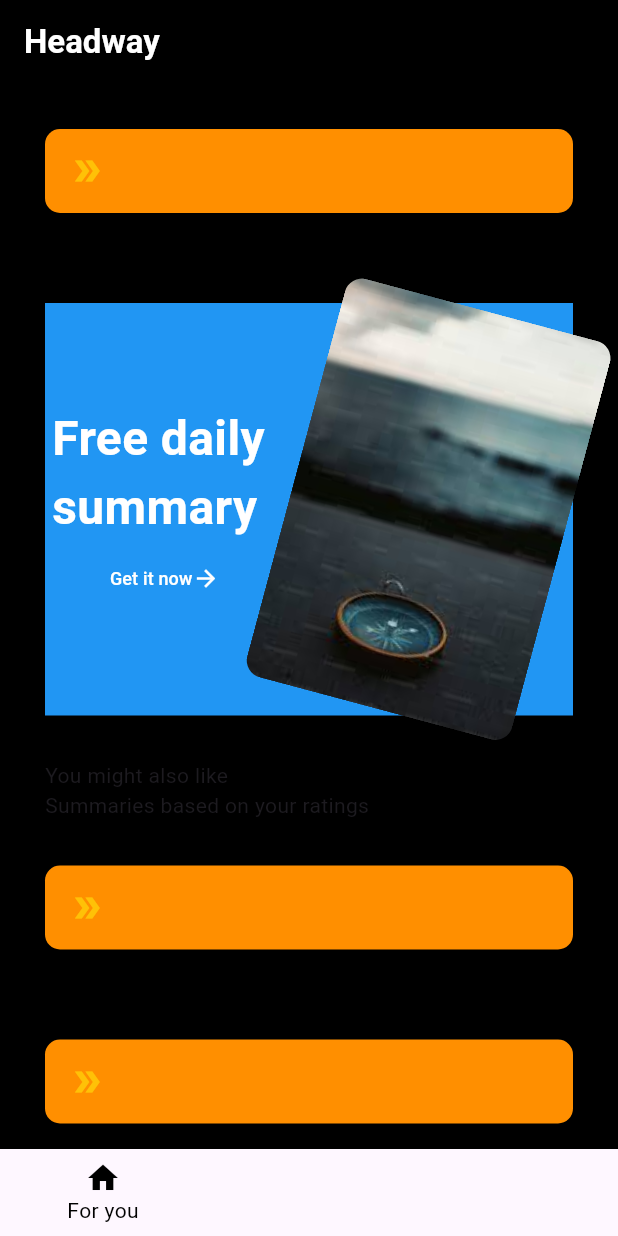
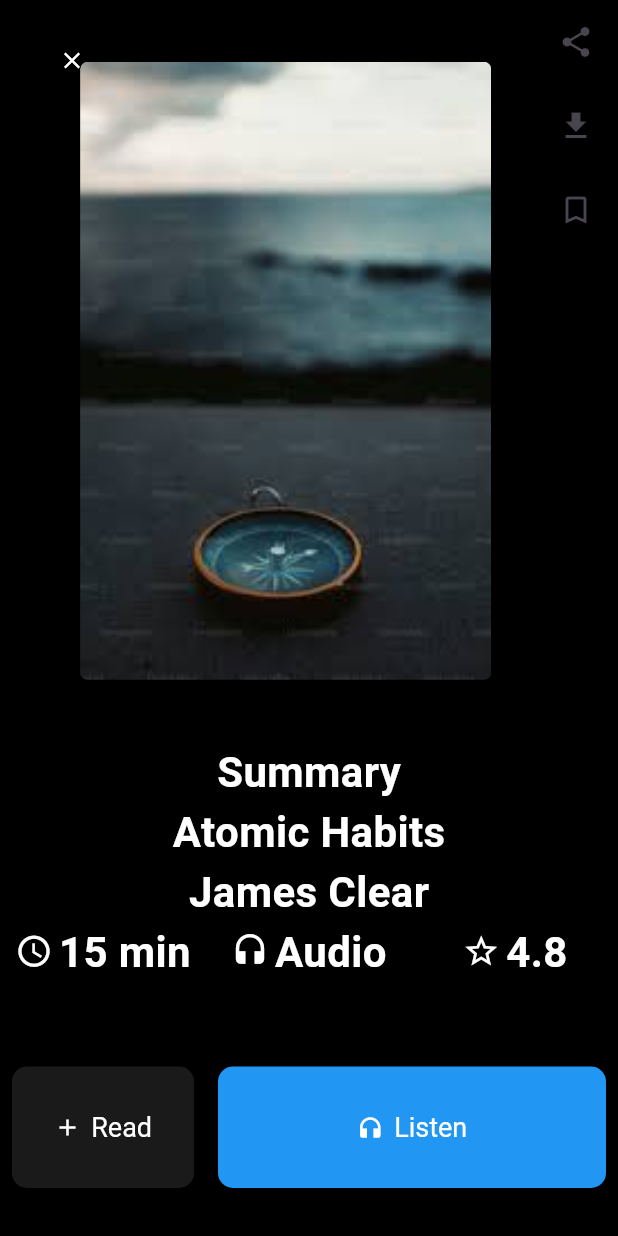
Before and after one commit to k-vanshhh/headway_clone, a Flutter app: the HomeScreen screen opened directly, after a tap on "Get it now", on a phone screen of 412 x 824 dp. Run offline on Flutter 3.47's test engine with Material 3 defaults, Android fonts, the phone set to English and light mode, and no system bars.

Commit message:
audioplayer

```diff
--- a/lib/main.dart
+++ b/lib/main.dart
@@ -12,6 +12,7 @@
   @override
   Widget build(BuildContext context) {
     return MaterialApp(
+      debugShowCheckedModeBanner: false,
       home: WelcomeScreen(
         pageNumber: 0,
       ),
--- /dev/null
+++ b/lib/screens/audio_book_page.dart
@@ -0,0 +1,206 @@
+import 'package:flutter/material.dart';
+import 'package:headway/constants/theme_colors.dart';
+import 'package:headway/screens/player_page.dart';
+
+class AudioBookPage extends StatelessWidget {
+  const AudioBookPage({super.key});
+
+  @override
+  Widget build(BuildContext context) {
+    Size size = MediaQuery.of(context).size;
+    return Scaffold(
+      backgroundColor: kBackgroundColor,
+      body: SafeArea(
+        child: Stack(
+          children: [
+            Align(
+              alignment: Alignment.topLeft,
+              child: Padding(
+                padding: const EdgeInsets.all(16.0),
+                child: ElevatedButton(
+                  style: ElevatedButton.styleFrom(
+                    shape: const CircleBorder(),
+                    padding: const EdgeInsets.all(8),
+                    backgroundColor: Colors.black54,
+                    foregroundColor: Colors.white,
+                    elevation: 2,
+                  ),
+                  onPressed: () {
+                    Navigator.of(context).pop();
+                  },
+                  child: const Icon(Icons.close),
+                ),
+              ),
+            ),
+            Align(
+              alignment: Alignment.bottomCenter,
+              child: Padding(
+                padding: const EdgeInsets.only(bottom: 32.0),
+                child: Row(
+                  mainAxisAlignment: MainAxisAlignment.spaceEvenly,
+                  children: [
+                    Expanded(
+                      flex: 1,
+                      child: Padding(
+                        padding: const EdgeInsets.symmetric(horizontal: 8.0),
+                        child: ElevatedButton.icon(
+                          style: ElevatedButton.styleFrom(
+                            backgroundColor: kInactiveDotColor,
+                            foregroundColor: kWhiteColor,
+                            textStyle: const TextStyle(fontSize: 18),
+                            padding: const EdgeInsets.symmetric(vertical: 30),
+                            shape: RoundedRectangleBorder(
+                              borderRadius: BorderRadius.circular(10.0),
+                            ),
+                          ),
+                          onPressed: () {
+                            // TODO: Implement Read functionality
+                          },
+                          icon: Icon(Icons.add),
+                          label: const Text(
+                            'Read',
+                          ),
+                        ),
+                      ),
+                    ),
+                    Expanded(
+                      flex: 2,
+                      child: Padding(
+                        padding: const EdgeInsets.symmetric(horizontal: 8.0),
+                        child: SizedBox(
+                          child: ElevatedButton.icon(
+                            style: ElevatedButton.styleFrom(
+                              backgroundColor: kPrimaryColor,
+                              foregroundColor: kWhiteColor,
+                              textStyle: const TextStyle(fontSize: 18),
+                              padding: const EdgeInsets.symmetric(vertical: 30),
+                              shape: RoundedRectangleBorder(
+                                borderRadius: BorderRadius.circular(10.0),
+                              ),
+                            ),
+                            onPressed: () {
+                              Navigator.of(context).push(
+                                MaterialPageRoute(
+                                    builder: (context) => PlayerPage()),
+                              );
+                            },
+                            icon: const Icon(Icons.headphones),
+                            label: const Text('Listen'),
+                          ),
+                        ),
+                      ),
+                    ),
+                  ],
+                ),
+              ),
+            ),
+            Column(
+              crossAxisAlignment: CrossAxisAlignment.center,
+              children: [
+                SizedBox(
+                  height: size.height * 0.6,
+                  width: size.width,
+                  child: Row(
+                    mainAxisAlignment: MainAxisAlignment.spaceAround,
+                    mainAxisSize: MainAxisSize.max,
+                    children: [
+                      SizedBox(
+                        width: size.width * 0.1,
+                      ),
+                      ClipRRect(
+                        borderRadius: BorderRadius.circular(5.0),
+                        child: Image.asset(
+                          'assets/images/placeholder.jpg',
+                          height: size.height * 0.5,
+                          fit: BoxFit.cover,
+                        ),
+                      ),
+                      const SizedBox(width: 16),
+                      Center(
+                        child: Column(
+                          children: [
+                            Padding(
+                              padding:
+                                  const EdgeInsets.symmetric(vertical: 4.0),
+                              child: IconButton(
+                                icon: Icon(Icons.share),
+                                onPressed: () {
+                                  // TODO: Implement share functionality
+                                },
+                              ),
+                            ),
+                            Padding(
+                              padding:
+                                  const EdgeInsets.symmetric(vertical: 4.0),
+                              child: IconButton(
+                                icon: Icon(Icons.download),
+                                onPressed: () {
+                                  // TODO: Implement download functionality
+                                },
+                              ),
+                            ),
+                            Padding(
+                              padding:
+                                  const EdgeInsets.symmetric(vertical: 4.0),
+                              child: IconButton(
+                                icon: Icon(Icons.bookmark_border),
+                                onPressed: () {
+                                  // TODO: Implement save functionality
+                                },
+                              ),
+                            ),
+                          ],
+                        ),
+                      ),
+                    ],
+                  ),
+                ),
+                Text('Summary', style: kTextTheme.displayMedium),
+                Text('Atomic Habits', style: kTextTheme.displayMedium),
+                Text('James Clear', style: kTextTheme.displayMedium),
+                Row(
+                  mainAxisSize: MainAxisSize.max,
+                  children: [
+                    Expanded(
+                      flex: 1,
+                      child: Row(
+                        mainAxisAlignment: MainAxisAlignment.center,
+                        children: [
+                          Icon(Icons.access_time, color: kWhiteColor, size: 25),
+                          SizedBox(width: 4),
+                          Text('15 min', style: kTextTheme.displayMedium),
+                        ],
+                      ),
+                    ),
+                    Expanded(
+                      flex: 1,
+                      child: Row(
+                        mainAxisAlignment: MainAxisAlignment.center,
+                        children: [
+                          Icon(Icons.headset, color: kWhiteColor, size: 25),
+                          SizedBox(width: 4),
+                          Text('Audio', style: kTextTheme.displayMedium),
+                        ],
+                      ),
+                    ),
+                    Expanded(
+                      flex: 1,
+                      child: Row(
+                        mainAxisAlignment: MainAxisAlignment.center,
+                        children: [
+                          Icon(Icons.star_border, color: kWhiteColor, size: 25),
+                          SizedBox(width: 4),
+                          Text('4.8', style: kTextTheme.displayMedium),
+                        ],
+                      ),
+                    ),
+                  ],
+                ),
+              ],
+            ),
+          ],
+        ),
+      ),
+    );
+  }
+}
--- a/lib/screens/home_page.dart
+++ b/lib/screens/home_page.dart
@@ -1,5 +1,6 @@
 import 'package:flutter/material.dart';
 import 'package:headway/constants/theme_colors.dart';
+import 'package:headway/screens/audio_book_page.dart';
 import 'dart:math' as math;
 
 class HomeScreen extends StatelessWidget {
@@ -36,18 +37,30 @@
             Padding(
                 padding: const EdgeInsets.symmetric(vertical: 30.0),
                 child: Container(
+                  height: 250.0,
+                  decoration: BoxDecoration(
                     color: Colors.blue,
+                    borderRadius: BorderRadius.circular(16.0),
+                  ),
                   child: Row(
                     mainAxisAlignment: MainAxisAlignment.spaceAround,
                     children: [
                       Column(
+                        mainAxisAlignment: MainAxisAlignment.spaceEvenly,
                         children: [
                           Text(
                             'Free daily \nsummary',
                             style: kTextTheme.displayLarge,
                           ),
                           TextButton(
-                              onPressed: () {},
+                              onPressed: () {
+                                Navigator.push(
+                                  context,
+                                  MaterialPageRoute(
+                                    builder: (context) => AudioBookPage(),
+                                  ),
+                                );
+                              },
                               child: Row(
                                 children: [
                                   Text(
@@ -67,6 +80,7 @@
                         child: ClipRRect(
                           borderRadius: BorderRadius.circular(12.0),
                           child: Image(
+                            height: 200.0,
                             image: const AssetImage(
                                 'assets/images/placeholder.jpg'),
                           ),
@@ -75,8 +89,14 @@
                     ],
                   ),
                 )),
-            Text('You might also like'),
-            Text('Summaries based on your ratings'),
+            Text(
+              'You might also like',
+              style: kTextTheme.displayMedium,
+            ),
+            Text(
+              'Summaries based on your ratings',
+              style: kTextTheme.displaySmall,
+            ),
             Padding(
               padding: const EdgeInsets.symmetric(vertical: 30.0),
               child: ListTile(
@@ -116,12 +136,19 @@
           ],
         ),
       ),
-      bottomNavigationBar: BottomNavigationBar(
+      bottomNavigationBar: Theme(
+        data: Theme.of(context).copyWith(
+          // sets the background color of the `BottomNavigationBar`
+          canvasColor: kBackgroundColor,
+          // sets the active color of the `BottomNavigationBar` if `Brightness` is light
+          primaryColor: Colors.red,
+          textTheme: Theme.of(context).textTheme,
+        ),
+        child: BottomNavigationBar(
           backgroundColor: kBackgroundColor,
-        fixedColor: kBackgroundColor,
           items: const [
             BottomNavigationBarItem(
-            icon: Icon(Icons.home),
+              icon: Icon(Icons.explore),
               label: 'For you',
             ),
             BottomNavigationBarItem(
@@ -129,7 +156,7 @@
               label: 'Explore',
             ),
             BottomNavigationBarItem(
-            icon: Icon(Icons.person),
+              icon: Icon(Icons.bookmark_outline_rounded),
               label: 'Library',
             ),
             BottomNavigationBarItem(
@@ -140,6 +167,7 @@
           currentIndex: 0,
           onTap: (index) {},
         ),
+      ),
     );
   }
 }
```
Also changed, not shown: lib/screens/player_page.dart (added, +225 -0 lines). Lines whose indentation alone changed are shown as unchanged.
